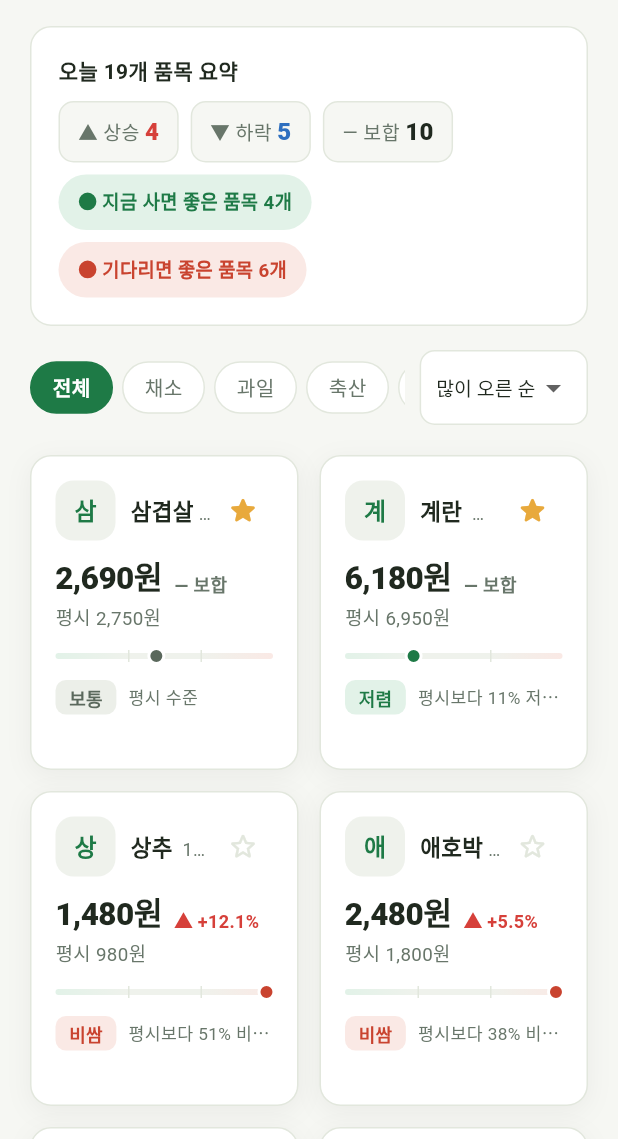
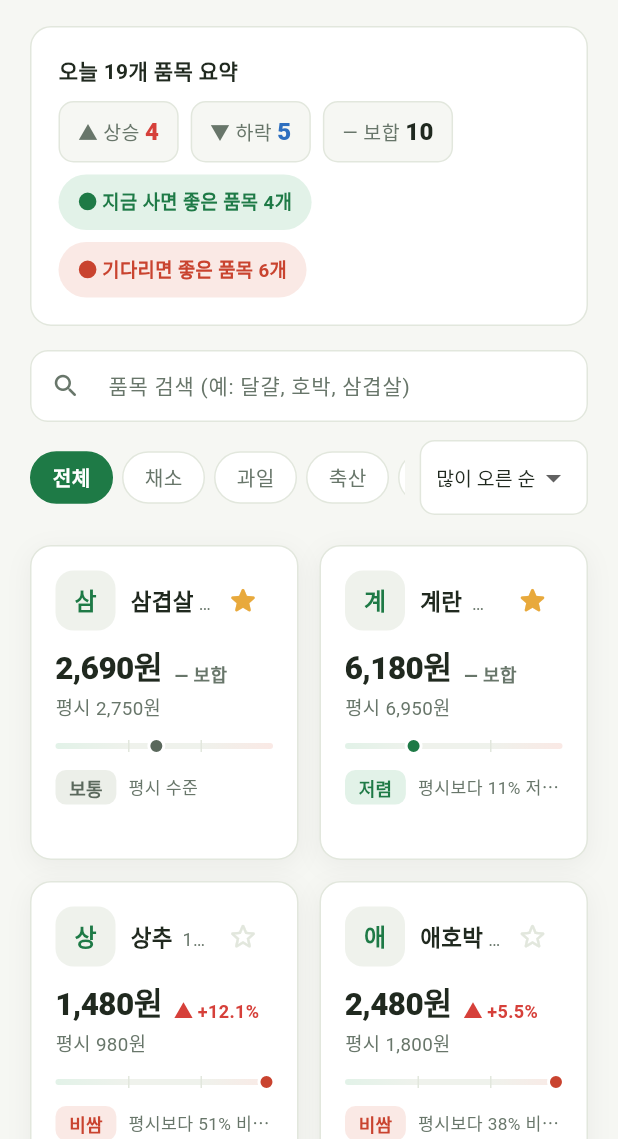
Before and after one commit to Raccoon97/MulgaAlerts, a Flutter app: the screen it shows after launch, on a phone screen of 412 x 824 dp, the part 97-1236 px from its top. Run offline on Flutter 3.47's test engine with Material 3 defaults, Android fonts, the phone set to English and light mode, and no system bars; our stand-ins replace fl_chart; network calls fail; Roboto replaces fonts that are missing (Pretendard).

Commit message:
feat: 품목 검색 (별칭 지원)
- matchesQuery: 이름·별칭·id 부분 일치, 공백·대소문자 정규화
- 별칭 사전: 달걀→계란, 호박→애호박, 닭→닭고기, 삼겹→삼겹살 등
- 홈 검색 필드: 실시간 필터, 지우기 버튼, 빈 결과 안내
- 단위 테스트 5개 + 위젯 테스트 2개 (앱 총 23개 통과)

```diff
--- /dev/null
+++ b/app/lib/domain/search.dart
@@ -0,0 +1,31 @@
+/// 품목 검색 — 이름·별칭 부분 일치.
+/// 별칭 사전은 사람들이 실제로 부르는 이름을 품목 id에 연결한다 (기획서 5.1⑤).
+library;
+
+const Map<String, List<String>> itemAliases = {
+  'egg': ['달걀', '특란'],
+  'zucchini': ['호박'],
+  'green-onion': ['파', '쪽파'],
+  'chicken': ['닭', '치킨', '생닭'],
+  'pork-belly': ['삼겹', '돼지고기', '돼지'],
+  'rice': ['백미'],
+  'radish': ['무우'],
+  'cabbage': ['김장배추', '고랭지배추'],
+  'lettuce': ['청상추', '적상추'],
+  'potato': ['수미감자'],
+};
+
+/// 검색어가 품목 이름·별칭·id 중 하나와 부분 일치하면 true.
+/// 빈 검색어는 모든 품목과 일치한다.
+bool matchesQuery({
+  required String itemId,
+  required String itemName,
+  required String query,
+}) {
+  final normalized = query.trim().toLowerCase();
+  if (normalized.isEmpty) return true;
+  if (itemName.toLowerCase().contains(normalized)) return true;
+  if (itemId.toLowerCase().contains(normalized)) return true;
+  final aliases = itemAliases[itemId] ?? const [];
+  return aliases.any((alias) => alias.toLowerCase().contains(normalized));
+}
--- a/app/lib/screens/home_screen.dart
+++ b/app/lib/screens/home_screen.dart
@@ -1,6 +1,7 @@
 import 'package:flutter/material.dart';
 
 import 'package:mulga/api/price_api.dart';
+import 'package:mulga/domain/search.dart';
 import 'package:mulga/domain/verdict.dart';
 import 'package:mulga/models/price_item.dart';
 import 'package:mulga/screens/item_detail_screen.dart';
@@ -34,12 +35,20 @@ class _HomeScreenState extends State<HomeScreen> {
   String _category = '전체';
   SortMode _sort = SortMode.riseDesc;
   Verdict? _verdictFilter;
+  String _query = '';
+  final TextEditingController _searchController = TextEditingController();
   final Set<String> _favorites = {'egg', 'pork-belly'};
 
   @override
   void initState() {
     super.initState();
     _load();
+  }
+
+  @override
+  void dispose() {
+    _searchController.dispose();
+    super.dispose();
   }
 
   Future<void> _load() async {
@@ -59,6 +68,14 @@ class _HomeScreenState extends State<HomeScreen> {
     var items = _scopedItems;
     if (_verdictFilter != null) {
       items = items.where((it) => it.verdict == _verdictFilter).toList();
+    }
+    if (_query.trim().isNotEmpty) {
+      items = items
+          .where(
+            (it) =>
+                matchesQuery(itemId: it.id, itemName: it.name, query: _query),
+          )
+          .toList();
     }
     double changeRate(PriceItem it) => (it.price - it.prevPrice) / it.prevPrice;
     final sorted = [...items]
@@ -98,6 +115,10 @@ class _HomeScreenState extends State<HomeScreen> {
                       ),
                       SliverPadding(
                         padding: const EdgeInsets.fromLTRB(20, 16, 20, 0),
+                        sliver: SliverToBoxAdapter(child: _buildSearchField()),
+                      ),
+                      SliverPadding(
+                        padding: const EdgeInsets.fromLTRB(20, 12, 20, 0),
                         sliver: SliverToBoxAdapter(child: _buildControls()),
                       ),
                       SliverPadding(
@@ -134,6 +155,11 @@ class _HomeScreenState extends State<HomeScreen> {
                           }, childCount: _visibleItems.length),
                         ),
                       ),
+                      if (_visibleItems.isEmpty)
+                        SliverPadding(
+                          padding: const EdgeInsets.symmetric(vertical: 48),
+                          sliver: SliverToBoxAdapter(child: _buildEmptyState()),
+                        ),
                     ],
                   ),
                 ),
@@ -313,6 +339,62 @@ class _HomeScreenState extends State<HomeScreen> {
     );
   }
 
+  Widget _buildSearchField() {
+    final c = context.mulga;
+    return TextField(
+      controller: _searchController,
+      onChanged: (value) => setState(() => _query = value),
+      style: TextStyle(fontSize: 14, color: c.ink, fontFamily: 'Pretendard'),
+      decoration: InputDecoration(
+        hintText: '품목 검색 (예: 달걀, 호박, 삼겹살)',
+        hintStyle: TextStyle(fontSize: 14, color: c.muted),
+        prefixIcon: Icon(Icons.search_rounded, color: c.muted, size: 20),
+        suffixIcon: _query.isEmpty
+            ? null
+            : IconButton(
+                tooltip: '지우기',
+                icon: Icon(Icons.close_rounded, color: c.muted, size: 18),
+                onPressed: () {
+                  _searchController.clear();
+                  setState(() => _query = '');
+                },
+              ),
+        filled: true,
+        fillColor: c.surface,
+        isDense: true,
+        contentPadding: const EdgeInsets.symmetric(vertical: 12),
+        enabledBorder: OutlineInputBorder(
+          borderRadius: BorderRadius.circular(12),
+          borderSide: BorderSide(color: c.line),
+        ),
+        focusedBorder: OutlineInputBorder(
+          borderRadius: BorderRadius.circular(12),
+          borderSide: BorderSide(color: c.accent, width: 1.5),
+        ),
+      ),
+    );
+  }
+
+  Widget _buildEmptyState() {
+    final c = context.mulga;
+    final query = _query.trim();
+    return Column(
+      children: [
+        Icon(Icons.search_off_rounded, size: 36, color: c.muted),
+        const SizedBox(height: 10),
+        Text(
+          query.isEmpty ? '조건에 맞는 품목이 없어요' : "'$query'에 맞는 품목이 없어요",
+          style: TextStyle(fontSize: 14, color: c.muted),
+        ),
+        const SizedBox(height: 4),
+        Text(
+          '검색어나 필터를 바꿔보세요',
+          style: TextStyle(fontSize: 12.5, color: c.muted),
+        ),
+      ],
+    );
+  }
+
   Widget _buildControls() {
     final c = context.mulga;
     return Row(
```
Also changed, not shown: 2 other files.
